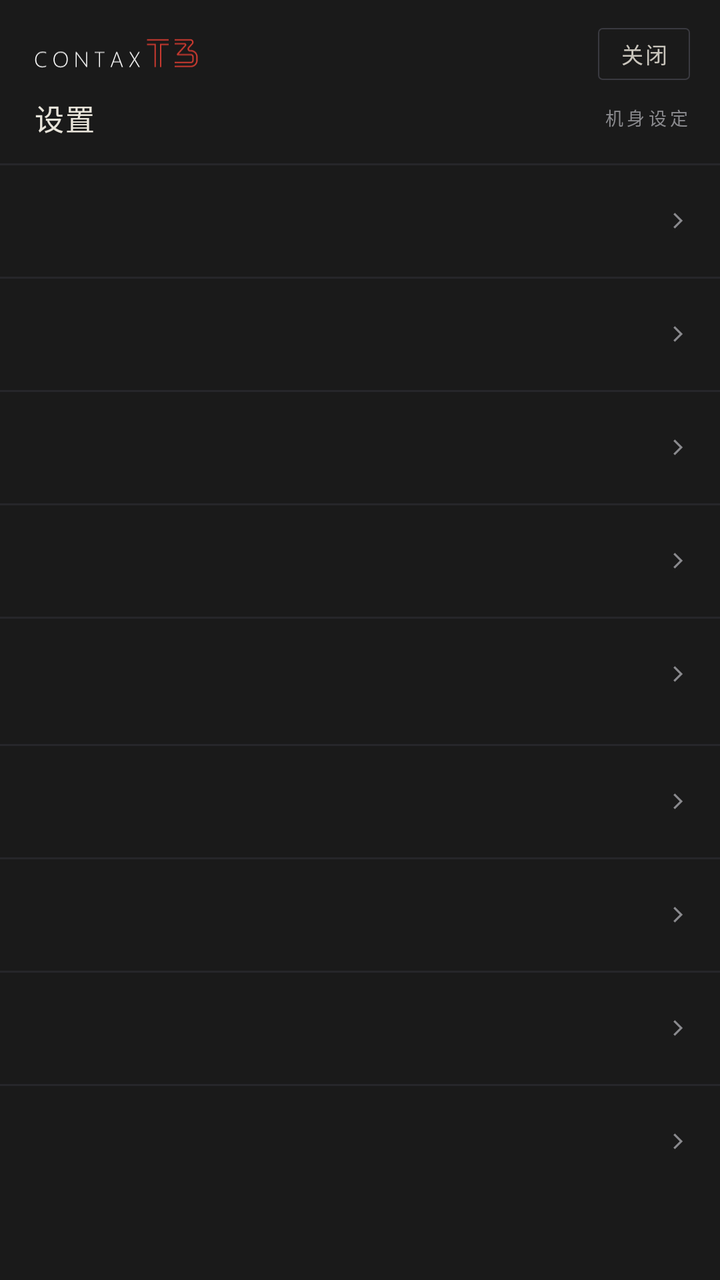
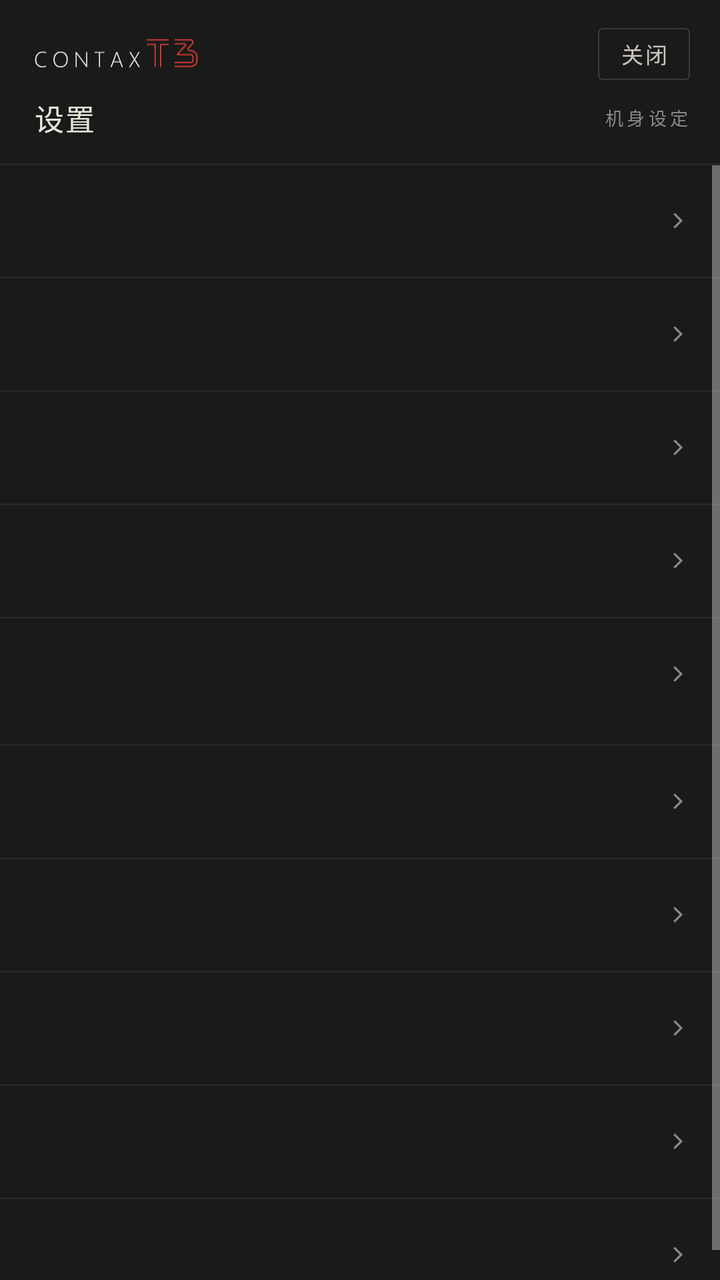

Two renders of the same Android screen: before a commit and after it. Below are the layout's source before the change and the commit's diff.
<!-- AndroidManifest.xml: application theme Theme.FilmCam -->
<!-- res/layout/dialog_settings.xml -->
<?xml version="1.0" encoding="utf-8"?>

<LinearLayout xmlns:android="http://schemas.android.com/apk/res/android"
    android:layout_width="match_parent"
    android:layout_height="wrap_content"
    android:background="#1A1A1A"
    android:orientation="vertical">

    
    <LinearLayout
        android:layout_width="match_parent"
        android:layout_height="wrap_content"
        android:orientation="vertical"
        android:paddingStart="17dp"
        android:paddingTop="14dp"
        android:paddingEnd="15dp"
        android:paddingBottom="12dp">

        <LinearLayout
            android:layout_width="match_parent"
            android:layout_height="wrap_content"
            android:gravity="center_vertical"
            android:orientation="horizontal">

            <ImageView
                android:id="@+id/ivSetLogo"
                android:layout_width="82dp"
                android:layout_height="15dp"
                android:contentDescription="@null"
                android:scaleType="fitStart"
                android:src="@drawable/ic_t3_logo" />

            <Space
                android:layout_width="0dp"
                android:layout_height="1dp"
                android:layout_weight="1" />

            <TextView
                android:id="@+id/tvSetClose"
                android:layout_width="wrap_content"
                android:layout_height="wrap_content"
                android:background="@drawable/bg_nameplate_chip"
                android:clickable="true"
                android:contentDescription="@string/set_close"
                android:gravity="center"
                android:includeFontPadding="false"
                android:letterSpacing="0.08"
                android:paddingStart="11dp"
                android:paddingTop="5dp"
                android:paddingEnd="11dp"
                android:paddingBottom="5dp"
                android:text="@string/set_close"
                android:textColor="#C9C5BC"
                android:textSize="11sp" />
        </LinearLayout>

        <LinearLayout
            android:layout_width="match_parent"
            android:layout_height="wrap_content"
            android:layout_marginTop="8dp"
            android:gravity="center_vertical"
            android:orientation="horizontal">

            <TextView
                android:layout_width="wrap_content"
                android:layout_height="wrap_content"
                android:letterSpacing="0.05"
                android:text="@string/set_title"
                android:textColor="#E8E4DA"
                android:textSize="14.5sp" />

            <Space
                android:layout_width="0dp"
                android:layout_height="1dp"
                android:layout_weight="1" />

            <TextView
                android:layout_width="wrap_content"
                android:layout_height="wrap_content"
                android:fontFamily="monospace"
                android:letterSpacing="0.2"
                android:text="@string/set_subtitle"
                android:textColor="#8A8A8E"
                android:textSize="9sp" />
        </LinearLayout>
    </LinearLayout>

    <View
        android:layout_width="match_parent"
        android:layout_height="1dp"
        android:background="#26262A" />

    
    <ScrollView
        android:layout_width="match_parent"
        android:layout_height="wrap_content"
        android:fillViewport="false">

        <LinearLayout
            android:layout_width="match_parent"
            android:layout_height="wrap_content"
            android:orientation="vertical">

            <include
                android:id="@+id/rowSetBody"
                layout="@layout/item_setting_row" />

            <View style="@style/AboutSpecDivider" />

            <include
                android:id="@+id/rowSetDatestamp"
                layout="@layout/item_setting_row" />

            <View style="@style/AboutSpecDivider" />

            <include
                android:id="@+id/rowSetHaptic"
                layout="@layout/item_setting_row" />

            <View style="@style/AboutSpecDivider" />

            <include
                android:id="@+id/rowSetWb"
                layout="@layout/item_setting_row" />

            <View style="@style/AboutSpecDivider" />

            <include
                android:id="@+id/rowSetLanguage"
                layout="@layout/item_setting_row" />

            <View
                android:layout_width="match_parent"
                android:layout_height="1dp"
                android:layout_marginTop="7dp"
                android:background="#26262A" />

            <include
                android:id="@+id/rowSetQuality"
                layout="@layout/item_setting_row" />

            <View style="@style/AboutSpecDivider" />

            <include
                android:id="@+id/rowSetFrame"
                layout="@layout/item_setting_row" />

            <View style="@style/AboutSpecDivider" />

            
            <include
                android:id="@+id/rowSetColor"
                layout="@layout/item_setting_row" />

            <View style="@style/AboutSpecDivider" />

            <include
                android:id="@+id/rowSetAbout"
                layout="@layout/item_setting_row" />
        </LinearLayout>
    </ScrollView>
</LinearLayout>
<!-- res/layout/item_setting_row.xml (included above) -->
<?xml version="1.0" encoding="utf-8"?>
<LinearLayout xmlns:android="http://schemas.android.com/apk/res/android"
    android:layout_width="match_parent"
    android:layout_height="wrap_content"
    android:background="?attr/selectableItemBackground"
    android:clickable="true"
    android:focusable="true"
    android:gravity="center_vertical"
    android:orientation="horizontal"
    android:paddingStart="17dp"
    android:paddingTop="11dp"
    android:paddingEnd="14dp"
    android:paddingBottom="11dp">

    
    <LinearLayout
        android:layout_width="0dp"
        android:layout_height="wrap_content"
        android:layout_weight="1"
        android:orientation="vertical">

        <TextView
            android:id="@+id/tvSetLabel"
            android:layout_width="wrap_content"
            android:layout_height="wrap_content"
            android:letterSpacing="0.03"
            android:textColor="#E8E4DA"
            android:textSize="13sp" />

        <TextView
            android:id="@+id/tvSetHint"
            android:layout_width="match_parent"
            android:layout_height="wrap_content"
            android:layout_marginTop="3dp"
            android:letterSpacing="0.02"
            android:lineSpacingMultiplier="1.35"
            android:maxLines="2"
            android:textColor="#8A8A8E"
            android:textSize="9.5sp" />
    </LinearLayout>

    
    <TextView
        android:id="@+id/tvSetValue"
        android:layout_width="wrap_content"
        android:layout_height="wrap_content"
        android:layout_marginStart="10dp"
        android:fontFamily="monospace"
        android:gravity="end"
        android:includeFontPadding="false"
        android:letterSpacing="0.05"
        android:textColor="#FFC100"
        android:textSize="12.5sp" />

    
    <View
        android:id="@+id/viewSetSwatch"
        android:layout_width="12dp"
        android:layout_height="12dp"
        android:layout_marginStart="9dp"
        android:visibility="gone" />

    
    <LinearLayout
        android:id="@+id/setTicks"
        android:layout_width="wrap_content"
        android:layout_height="wrap_content"
        android:layout_marginStart="10dp"
        android:gravity="center_vertical"
        android:orientation="horizontal"
        android:visibility="gone">

        <View
            android:id="@+id/tick1"
            android:layout_width="3dp"
            android:layout_height="11dp" />

        <View
            android:id="@+id/tick2"
            android:layout_width="3dp"
            android:layout_height="11dp"
            android:layout_marginStart="3dp" />

        <View
            android:id="@+id/tick3"
            android:layout_width="3dp"
            android:layout_height="11dp"
            android:layout_marginStart="3dp" />
    </LinearLayout>

    <ImageView
        android:id="@+id/ivSetChevron"
        android:layout_width="14dp"
        android:layout_height="14dp"
        android:layout_marginStart="10dp"
        android:contentDescription="@null"
        android:src="@drawable/ic_set_chevron" />
</LinearLayout>
<!-- resources referenced by this layout -->
<resources>
  <!-- drawable bg_nameplate_chip (drawable) -->
  <?xml version="1.0" encoding="utf-8"?>
  <shape xmlns:android="http://schemas.android.com/apk/res/android"
      android:shape="rectangle">
      <solid android:color="@android:color/transparent" />
      <stroke
          android:width="0.5dp"
          android:color="#3A3A40" />
      <corners android:radius="2dp" />
  </shape>
  <!-- drawable ic_set_chevron (drawable) -->
  <?xml version="1.0" encoding="utf-8"?>
  <vector xmlns:android="http://schemas.android.com/apk/res/android"
      android:width="24dp"
      android:height="24dp"
      android:viewportWidth="24"
      android:viewportHeight="24">
      <path
          android:fillColor="#8A8A8E"
          android:pathData="M9.4,5.3 L16.1,12 L9.4,18.7 L8.1,17.4 L13.5,12 L8.1,6.6 Z" />
  </vector>
  <!-- drawable ic_t3_logo: vector/xml drawable (drawable, 5273 chars, omitted) -->
  <string name="set_close">关闭</string>
  <string name="set_subtitle">机身设定</string>
  <string name="set_title">设置</string>
  <style name="AboutSpecDivider">
          <item name="android:layout_width">match_parent</item>
          <item name="android:layout_height">1dp</item>
          <item name="android:background">#26262A</item>
      </style>
  <style name="Theme.FilmCam" parent="Theme.MaterialComponents.NoActionBar">
          
      </style>
</resources>

<!-- the commit's change to res/layout/dialog_settings.xml (unified diff, before → after) -->
@@ -154,6 +154,13 @@
 
             <View style="@style/AboutSpecDivider" />
 
+            
+            <include
+                android:id="@+id/rowSetRaw"
+                layout="@layout/item_setting_row" />
+
+            <View style="@style/AboutSpecDivider" />
+
             <include
                 android:id="@+id/rowSetAbout"
                 layout="@layout/item_setting_row" />
